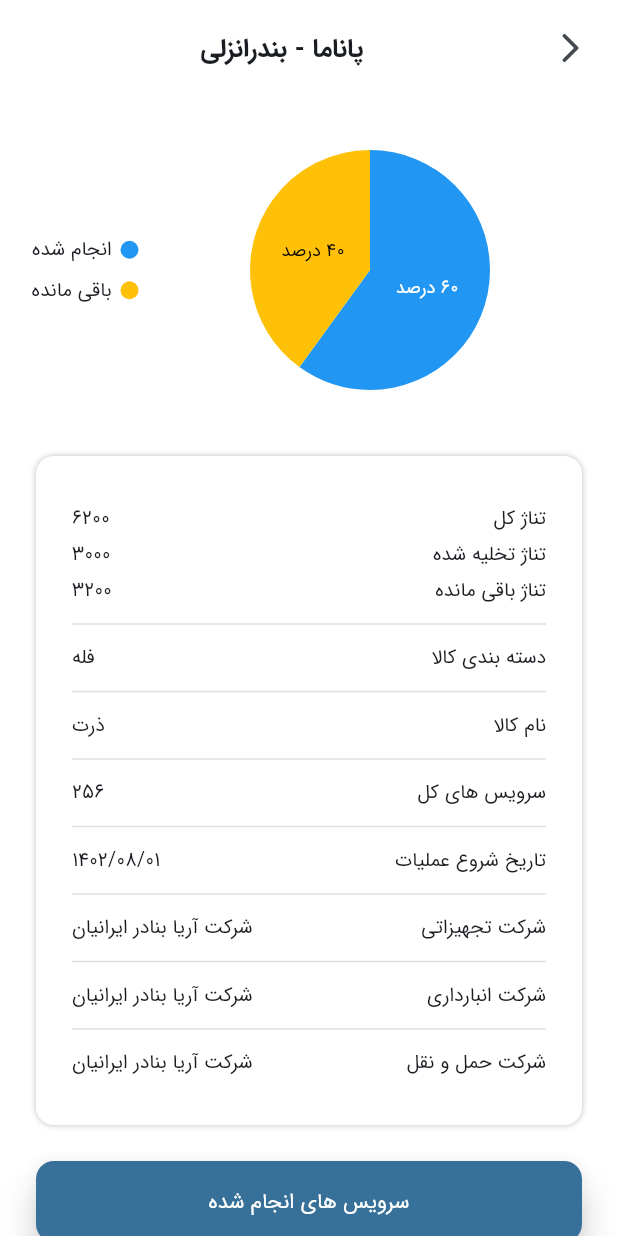
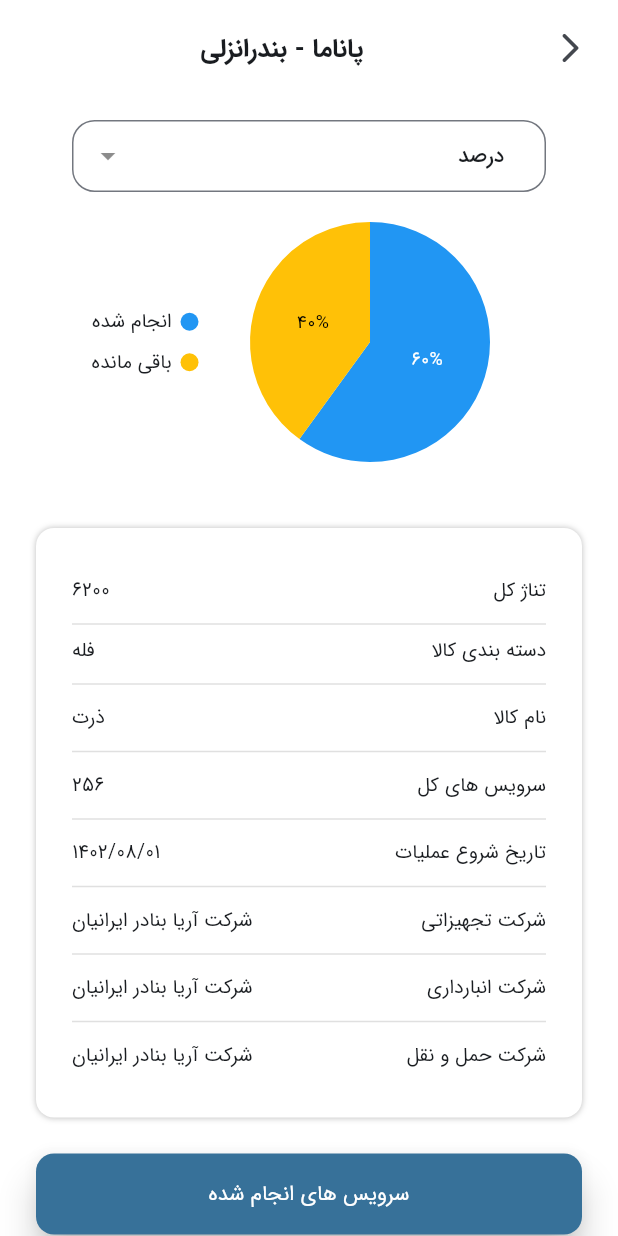
Before and after one commit to bahiraei/porduct_owner, a Flutter app: the ShipScreen screen opened by its route, on a phone screen of 412 x 824 dp. Run offline on Flutter 3.47's test engine with Material 3 defaults, Android fonts, the phone set to English and light mode, and no system bars; our stand-ins replace dropdown_button2, flutter_animate, gap, google_nav_bar, line_icons, pinput and 1 more; missing offline and left inert: circular_charts, persian_datetime_picker.

Commit message:
change ship screen ui

```diff
--- a/lib/features/ship/ship_screen.dart
+++ b/lib/features/ship/ship_screen.dart
@@ -1,3 +1,4 @@
+import 'package:dropdown_button2/dropdown_button2.dart';
 import 'package:flutter/material.dart';
 import 'package:gap/gap.dart';
 import 'package:porduct_owner/core/widgets/widgets.dart';
@@ -5,8 +6,15 @@ import 'package:syncfusion_flutter_charts/charts.dart';
 
 import '../../core/utils/routes.dart';
 
-class ShipScreen extends StatelessWidget {
+class ShipScreen extends StatefulWidget {
   const ShipScreen({super.key});
+
+  @override
+  State<ShipScreen> createState() => _ShipScreenState();
+}
+
+class _ShipScreenState extends State<ShipScreen> {
+  String isChartPerPercent = 'درصد';
 
   @override
   Widget build(BuildContext context) {
@@ -14,11 +22,20 @@ class ShipScreen extends StatelessWidget {
 
     List<_PieData> pieData = [];
 
+    List<_PieData> pieDataTonnage = [];
+
     pieData.add(
-      _PieData('انجام شده', 60, '60 درصد'),
+      _PieData('انجام شده', 60, '60%'),
     );
     pieData.add(
-      _PieData('باقی مانده', 40, '40 درصد'),
+      _PieData('باقی مانده', 40, '40%'),
+    );
+
+    pieDataTonnage.add(
+      _PieData('انجام شده', 5000, '5000'),
+    );
+    pieDataTonnage.add(
+      _PieData('باقی مانده', 1200, '1200'),
     );
 
     return Scaffold(
@@ -61,17 +78,83 @@ class ShipScreen extends StatelessWidget {
             ),
             Column(
               children: [
-                SizedBox(
-                  height: 200,
+                Row(
+                  children: [
+                    Expanded(
+                      child: Padding(
+                        padding: const EdgeInsets.symmetric(horizontal: 48),
+                        child: DropdownButtonFormField2<String>(
+                          style: Theme.of(context).textTheme.titleSmall,
+                          isExpanded: true,
+                          decoration: InputDecoration(
+                            // Add Horizontal padding using menuItemStyleData.padding so it matches
+                            // the menu padding when button's width is not specified.
+                            contentPadding:
+                                const EdgeInsets.fromLTRB(8, 4, 0, 0),
+                            border: OutlineInputBorder(
+                              borderRadius: BorderRadius.circular(15),
+                            ),
+                            // Add more decoration..
+                          ),
+                          hint: const Text(
+                            'نوع گزارش',
+                          ),
+                          items: ['درصد', 'تناژ']
+                              .map((bandar) => DropdownMenuItem<String>(
+                                    alignment: Alignment.centerRight,
+                                    value: bandar,
+                                    child: Text(
+                                      bandar.toString(),
+                                    ),
+                                  ))
+                              .toList(),
+                          validator: (value) {
+                            if (value == null) {
+                              return 'لطفا واحد را انتخاب کنید';
+                            }
+                            return null;
+                          },
+                          onChanged: (bandar) {
+                            setState(() {
+                              isChartPerPercent = bandar!;
+                            });
+                          },
+                          buttonStyleData: const ButtonStyleData(
+                            padding: EdgeInsets.only(right: 8),
+                          ),
+                          value: isChartPerPercent,
+                          iconStyleData: const IconStyleData(
+                            icon: Icon(
+                              Icons.arrow_drop_down,
+                              color: Colors.black45,
+                            ),
+                            iconSize: 24,
+                          ),
+                          dropdownStyleData: DropdownStyleData(
+                            decoration: BoxDecoration(
+                              borderRadius: BorderRadius.circular(15),
+                            ),
+                            direction: DropdownDirection.textDirection,
+                          ),
+                          menuItemStyleData: const MenuItemStyleData(
+                            padding: EdgeInsets.symmetric(horizontal: 16),
+                          ),
+                        ),
+                      ),
+                    ),
+                  ],
+                ),
+                Visibility(
+                  visible: isChartPerPercent == 'درصد',
                   child: Padding(
                     padding: const EdgeInsets.symmetric(horizontal: 16),
+                    child: SizedBox(
+                      height: 200,
                       child: Row(
                         crossAxisAlignment: CrossAxisAlignment.center,
                         mainAxisAlignment: MainAxisAlignment.center,
                         children: [
-                        Expanded(
-                          flex: 2,
-                          child: SfCircularChart(
+                          SfCircularChart(
                             margin: const EdgeInsets.all(0),
                             legend: const Legend(
                               isVisible: true,
@@ -98,8 +181,50 @@ class ShipScreen extends StatelessWidget {
                               ),
                             ],
                           ),
+                        ],
+                      ),
+                    ),
+                  ),
+                ),
+                Visibility(
+                  visible: isChartPerPercent != 'درصد',
+                  child: Padding(
+                    padding: const EdgeInsets.symmetric(horizontal: 16),
+                    child: SizedBox(
+                      height: 200,
+                      child: Row(
+                        crossAxisAlignment: CrossAxisAlignment.center,
+                        mainAxisAlignment: MainAxisAlignment.center,
+                        children: [
+                          SfCircularChart(
+                            margin: const EdgeInsets.all(0),
+                            legend: const Legend(
+                              isVisible: true,
+                              isResponsive: true,
+                            ),
+                            tooltipBehavior: TooltipBehavior(enable: true),
+                            palette: const [
+                              Colors.blue,
+                              Colors.amber,
+                            ],
+                            series: <PieSeries<_PieData, String>>[
+                              PieSeries<_PieData, String>(
+                                explode: true,
+                                explodeIndex: 0,
+                                explodeOffset: '10%',
+                                dataSource: pieDataTonnage,
+                                xValueMapper: (_PieData data, _) => data.xData,
+                                yValueMapper: (_PieData data, _) => data.yData,
+                                dataLabelMapper: (_PieData data, _) =>
+                                    data.text,
+                                dataLabelSettings: const DataLabelSettings(
+                                  isVisible: true,
+                                ),
                               ),
                             ],
+                          ),
+                        ],
+                      ),
                     ),
                   ),
                 ),
@@ -143,54 +268,9 @@ class ShipScreen extends StatelessWidget {
                         ],
                       ),
                       Gap(5),
-                      Row(
-                        mainAxisAlignment: MainAxisAlignment.spaceBetween,
-                        children: [
-                          Text(
-                            'تناژ تخلیه شده',
-                            style: TextStyle(
-                              fontSize: 13,
-                              fontWeight: FontWeight.w400,
-                            ),
-                          ),
-                          Flexible(
-                            child: Text(
-                              '3000',
-                              style: TextStyle(
-                                fontSize: 13,
-                                fontWeight: FontWeight.w400,
-                              ),
-                            ),
-                          ),
-                        ],
-                      ),
-                      Gap(5),
-                      Row(
-                        mainAxisAlignment: MainAxisAlignment.spaceBetween,
-                        children: [
-                          Text(
-                            'تناژ باقی مانده',
-                            style: TextStyle(
-                              fontSize: 13,
-                              fontWeight: FontWeight.w400,
-                            ),
-                          ),
-                          Flexible(
-                            child: Text(
-                              '3200',
-                              style: TextStyle(
-                                fontSize: 13,
-                                fontWeight: FontWeight.w400,
-                              ),
-                            ),
-                          ),
-                        ],
-                      ),
-                      Gap(5),
                       Divider(
                         color: Colors.black12,
                       ),
-                      Gap(5),
                       Row(
                         mainAxisAlignment: MainAxisAlignment.spaceBetween,
                         children: [
```
Lines whose indentation alone changed are shown as unchanged.
